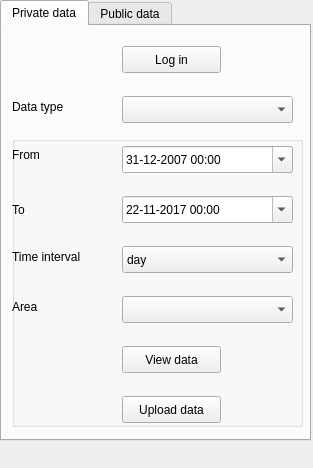
First picture: the form in dockwidget.ui, repository nens/lizard_qgis_plugin, before the edit.
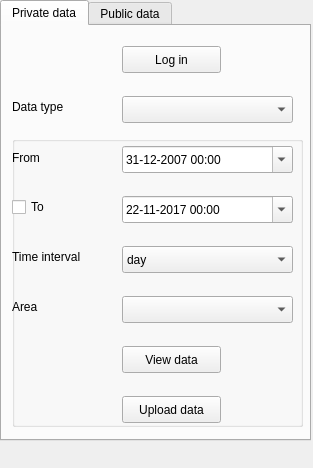
Second picture: the form after the edit.

Commit message: Add checkbox for to datetime when downloading rain.

Diff of the .ui file:
```diff
--- a/dockwidget.ui
+++ b/dockwidget.ui
@@ -183,28 +183,15 @@
        <property name="geometry">
         <rect>
          <x>0</x>
-         <y>10</y>
-         <width>68</width>
-         <height>17</height>
+         <y>11</y>
+         <width>91</width>
+         <height>21</height>
         </rect>
        </property>
        <property name="text">
         <string>From</string>
        </property>
       </widget>
-      <widget class="QLabel" name="to_date_label">
-       <property name="geometry">
-        <rect>
-         <x>0</x>
-         <y>66</y>
-         <width>68</width>
-         <height>16</height>
-        </rect>
-       </property>
-       <property name="text">
-        <string>To</string>
-       </property>
-      </widget>
       <widget class="QDateTimeEdit" name="from_date_dateTimeEdit">
        <property name="geometry">
         <rect>
@@ -278,6 +265,32 @@
         <bool>true</bool>
        </property>
       </widget>
+      <widget class="QCheckBox" name="to_date_checkbox">
+       <property name="geometry">
+        <rect>
+         <x>0</x>
+         <y>60</y>
+         <width>99</width>
+         <height>22</height>
+        </rect>
+       </property>
+       <property name="layoutDirection">
+        <enum>Qt::LeftToRight</enum>
+       </property>
+       <property name="text">
+        <string>To</string>
+       </property>
+      </widget>
+      <zorder>view_data_button_private</zorder>
+      <zorder>area_combobox_private</zorder>
+      <zorder>area_label_private</zorder>
+      <zorder>time_interval_label</zorder>
+      <zorder>time_interval_combobox</zorder>
+      <zorder>from_date_label</zorder>
+      <zorder>from_date_dateTimeEdit</zorder>
+      <zorder>to_date_dateTimeEdit</zorder>
+      <zorder>checkBox</zorder>
+      <zorder>to_date_checkbox</zorder>
      </widget>
      <widget class="QPushButton" name="upload_data_button_private">
       <property name="geometry">
```
The commit also changes 1 other file.
